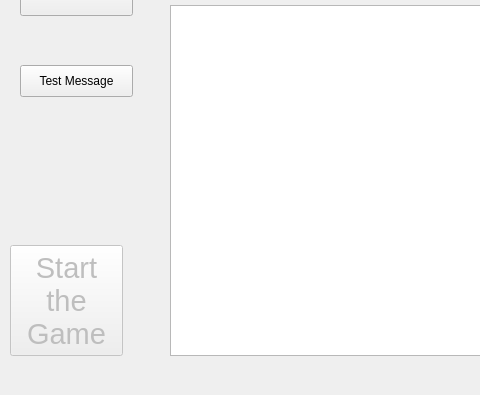
Before: the Qt Designer form HostGameWindow.ui in rmick/Combobulator, drawn with Qt 5; both pictures show x 0 to 480 and y 105 to 500 of the 1024 by 500 pixel window.
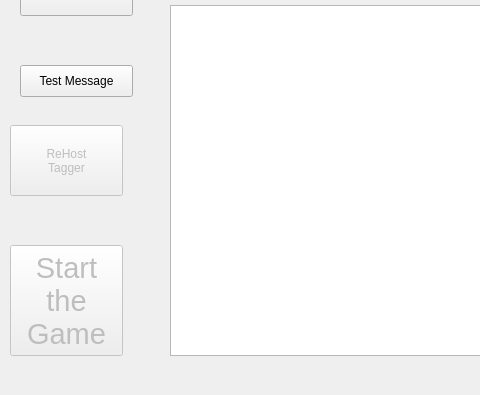
After: the same form once the commit is applied.

Diff of the .ui file:
```diff
--- a/HostGameWindow.ui
+++ b/HostGameWindow.ui
@@ -152,6 +152,26 @@
     <string>Test Message</string>
    </property>
   </widget>
+  <widget class="QPushButton" name="btn_Rehost">
+   <property name="enabled">
+    <bool>false</bool>
+   </property>
+   <property name="geometry">
+    <rect>
+     <x>10</x>
+     <y>230</y>
+     <width>113</width>
+     <height>71</height>
+    </rect>
+   </property>
+   <property name="text">
+    <string>ReHost
+Tagger</string>
+   </property>
+   <property name="autoDefault">
+    <bool>false</bool>
+   </property>
+  </widget>
  </widget>
  <resources/>
  <connections/>
```
